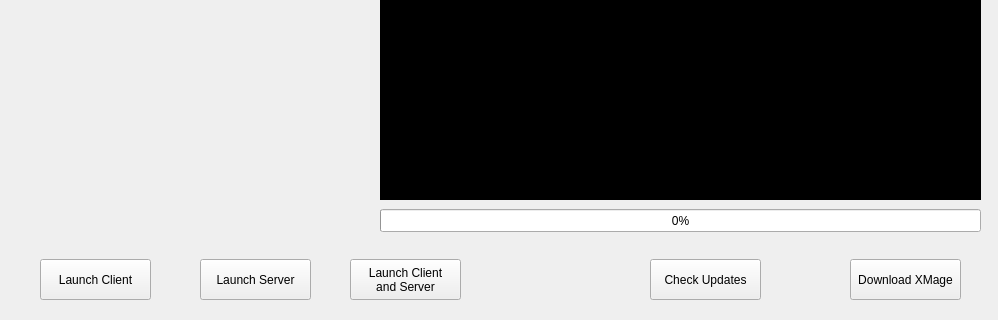
Qt form forms/mainwindow.ui (weirddan455/xmage-launcher-qt) before a commit; both pictures show x 0 to 998 and y 330 to 650 of the 998 by 650 pixel window.
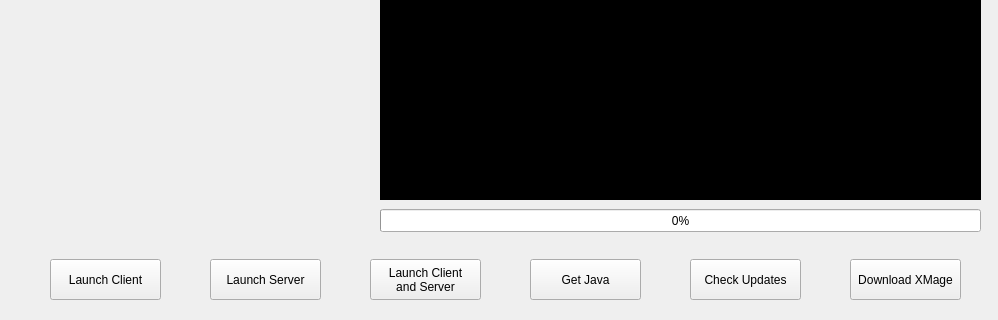
The same form after that commit. Icons and pictures are not drawn.

Commit message: Add Get Java and about dialogs

Diff of the .ui file:
```diff
--- a/forms/mainwindow.ui
+++ b/forms/mainwindow.ui
@@ -24,7 +24,7 @@
     </property>
     <property name="geometry">
      <rect>
-      <x>650</x>
+      <x>690</x>
       <y>570</y>
       <width>111</width>
       <height>41</height>
@@ -40,7 +40,7 @@
     </property>
     <property name="geometry">
      <rect>
-      <x>40</x>
+      <x>50</x>
       <y>570</y>
       <width>111</width>
       <height>41</height>
@@ -124,7 +124,7 @@
    <widget class="QPushButton" name="serverButton">
     <property name="geometry">
      <rect>
-      <x>200</x>
+      <x>210</x>
       <y>570</y>
       <width>111</width>
       <height>41</height>
@@ -137,7 +137,7 @@
    <widget class="QPushButton" name="clientServerButton">
     <property name="geometry">
      <rect>
-      <x>350</x>
+      <x>370</x>
       <y>570</y>
       <width>111</width>
       <height>41</height>
@@ -148,6 +148,19 @@
 and Server</string>
     </property>
    </widget>
+   <widget class="QPushButton" name="javaButton">
+    <property name="geometry">
+     <rect>
+      <x>530</x>
+      <y>570</y>
+      <width>111</width>
+      <height>41</height>
+     </rect>
+    </property>
+    <property name="text">
+     <string>Get Java</string>
+    </property>
+   </widget>
   </widget>
   <widget class="QMenuBar" name="menubar">
    <property name="geometry">
```
Left out of the diff: 24 changed lines with no effect on the pictures. The commit also changes 9 other files.
